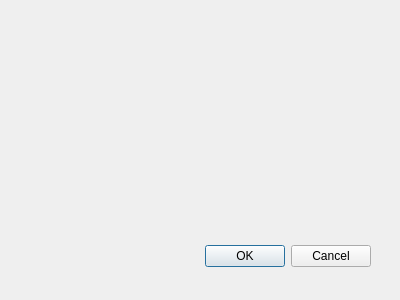
Above: MealAdmin/restriction.ui from WernerHugendubel/mealadmin before the change. Below: the same form after it.
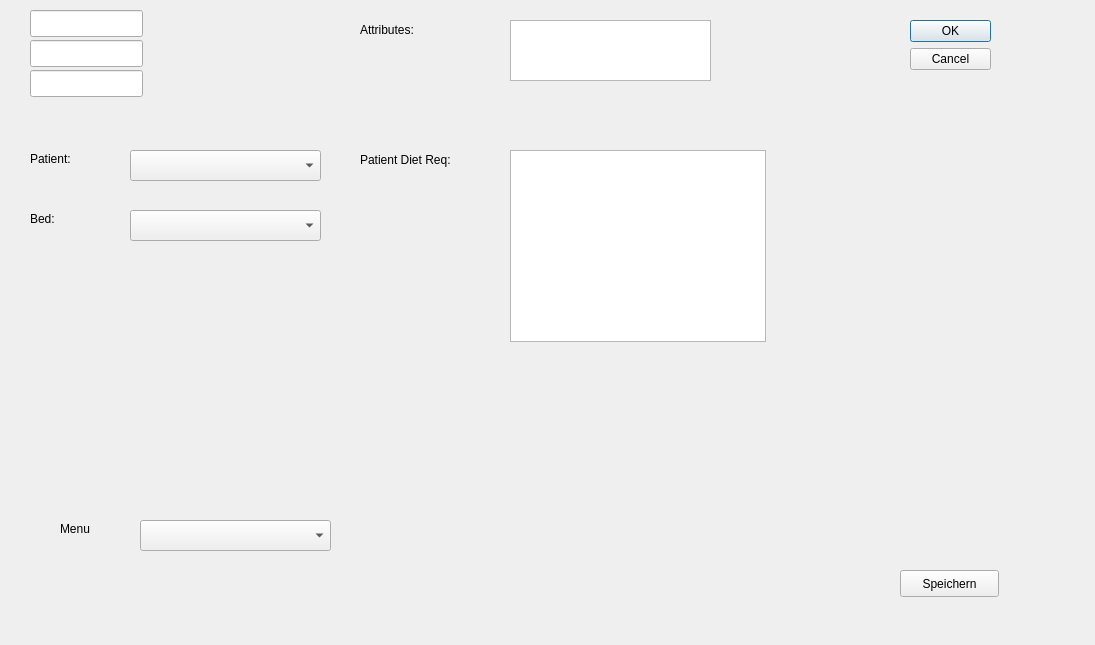
That is the form after the change.

Patch:
```diff
--- a/MealAdmin/restriction.ui
+++ b/MealAdmin/restriction.ui
@@ -1,36 +1,192 @@
-<ui version="4.0" >
- <author></author>
- <comment></comment>
- <exportmacro></exportmacro>
- <class>Dialog</class>
- <widget class="QDialog" name="Dialog" >
-  <property name="geometry" >
+<?xml version="1.0" encoding="UTF-8"?>
+<ui version="4.0">
+ <class>Restriction</class>
+ <widget class="QDialog" name="Restriction">
+  <property name="geometry">
    <rect>
     <x>0</x>
     <y>0</y>
-    <width>400</width>
-    <height>300</height>
+    <width>1095</width>
+    <height>645</height>
    </rect>
   </property>
   <property name="windowTitle" >
    <string>Dialog</string>
   </property>
-  <widget class="QDialogButtonBox" name="buttonBox" >
-   <property name="geometry" >
+  <widget class="QDialogButtonBox" name="buttonBox">
+   <property name="geometry">
     <rect>
-     <x>30</x>
-     <y>240</y>
-     <width>341</width>
-     <height>32</height>
+     <x>910</x>
+     <y>20</y>
+     <width>81</width>
+     <height>241</height>
     </rect>
    </property>
-   <property name="orientation" >
-    <enum>Qt::Horizontal</enum>
+   <property name="orientation">
+    <enum>Qt::Vertical</enum>
    </property>
    <property name="standardButtons" >
     <set>QDialogButtonBox::Cancel|QDialogButtonBox::Ok</set>
    </property>
   </widget>
+  <widget class="QTableView" name="tableViewBed">
+   <property name="geometry">
+    <rect>
+     <x>510</x>
+     <y>20</y>
+     <width>201</width>
+     <height>61</height>
+    </rect>
+   </property>
+  </widget>
+  <widget class="QComboBox" name="comboBoxBed">
+   <property name="geometry">
+    <rect>
+     <x>130</x>
+     <y>210</y>
+     <width>191</width>
+     <height>31</height>
+    </rect>
+   </property>
+  </widget>
+  <widget class="QLineEdit" name="le_bed_id">
+   <property name="geometry">
+    <rect>
+     <x>30</x>
+     <y>10</y>
+     <width>113</width>
+     <height>27</height>
+    </rect>
+   </property>
+  </widget>
+  <widget class="QLineEdit" name="le_room_id">
+   <property name="geometry">
+    <rect>
+     <x>30</x>
+     <y>40</y>
+     <width>113</width>
+     <height>27</height>
+    </rect>
+   </property>
+  </widget>
+  <widget class="QLineEdit" name="le_description">
+   <property name="geometry">
+    <rect>
+     <x>30</x>
+     <y>70</y>
+     <width>113</width>
+     <height>27</height>
+    </rect>
+   </property>
+  </widget>
+  <widget class="QComboBox" name="comboBoxMenu">
+   <property name="geometry">
+    <rect>
+     <x>140</x>
+     <y>520</y>
+     <width>191</width>
+     <height>31</height>
+    </rect>
+   </property>
+  </widget>
+  <widget class="QLabel" name="label">
+   <property name="geometry">
+    <rect>
+     <x>30</x>
+     <y>210</y>
+     <width>67</width>
+     <height>17</height>
+    </rect>
+   </property>
+   <property name="text">
+    <string>Bed:</string>
+   </property>
+  </widget>
+  <widget class="QLabel" name="label_2">
+   <property name="geometry">
+    <rect>
+     <x>60</x>
+     <y>520</y>
+     <width>67</width>
+     <height>17</height>
+    </rect>
+   </property>
+   <property name="text">
+    <string>Menu</string>
+   </property>
+  </widget>
+  <widget class="QLabel" name="label_3">
+   <property name="geometry">
+    <rect>
+     <x>360</x>
+     <y>20</y>
+     <width>101</width>
+     <height>20</height>
+    </rect>
+   </property>
+   <property name="text">
+    <string>Attributes:</string>
+   </property>
+  </widget>
+  <widget class="QPushButton" name="pushButton">
+   <property name="geometry">
+    <rect>
+     <x>900</x>
+     <y>570</y>
+     <width>99</width>
+     <height>27</height>
+    </rect>
+   </property>
+   <property name="text">
+    <string>Speichern</string>
+   </property>
+  </widget>
+  <widget class="QTableView" name="tableViewPatientDietReq">
+   <property name="geometry">
+    <rect>
+     <x>510</x>
+     <y>150</y>
+     <width>256</width>
+     <height>192</height>
+    </rect>
+   </property>
+  </widget>
+  <widget class="QLabel" name="label_4">
+   <property name="geometry">
+    <rect>
+     <x>360</x>
+     <y>150</y>
+     <width>131</width>
+     <height>20</height>
+    </rect>
+   </property>
+   <property name="text">
+    <string>Patient Diet Req:</string>
+   </property>
+  </widget>
+  <widget class="QComboBox" name="comboBoxPatient">
+   <property name="geometry">
+    <rect>
+     <x>130</x>
+     <y>150</y>
+     <width>191</width>
+     <height>31</height>
+    </rect>
+   </property>
+  </widget>
+  <widget class="QLabel" name="label_5">
+   <property name="geometry">
+    <rect>
+     <x>30</x>
+     <y>150</y>
+     <width>67</width>
+     <height>17</height>
+    </rect>
+   </property>
+   <property name="text">
+    <string>Patient:</string>
+   </property>
+  </widget>
  </widget>
  <pixmapfunction></pixmapfunction>
  <resources/>
```
Left out of the diff: 17 changed lines with no effect on the pictures.
